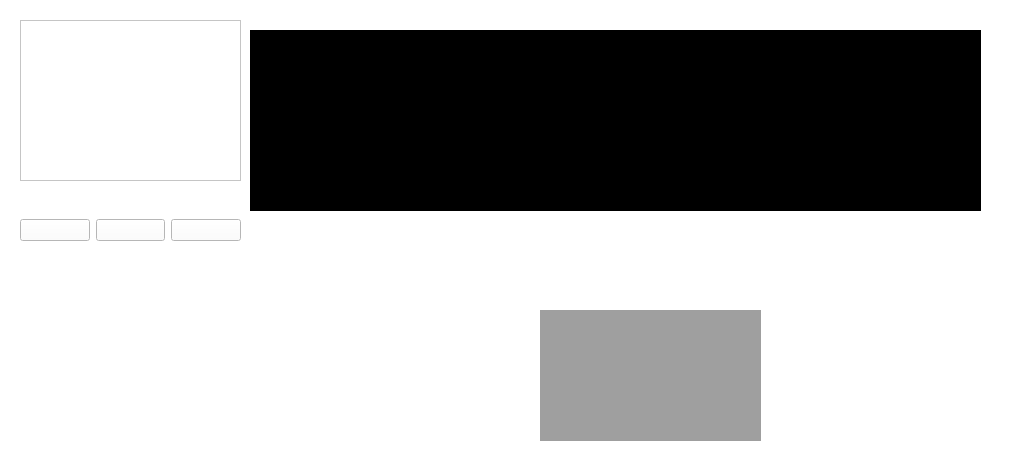
Before: the Qt Designer form GuiDesigner.ui in clenis08/parametrizacion-marchahumana, drawn with Qt 5.
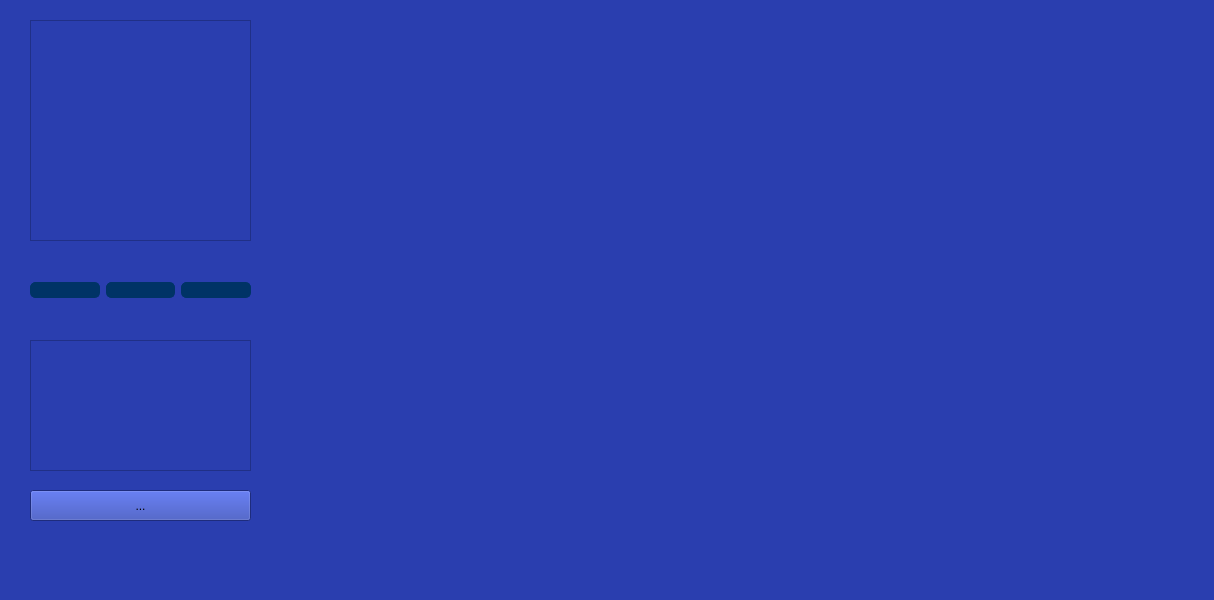
After: the same form once the commit is applied. Icons and pictures are not drawn. Custom widgets are drawn as their Qt base class.

The edit to the form file:
```diff
--- a/GuiDesigner.ui
+++ b/GuiDesigner.ui
@@ -6,49 +6,32 @@
    <rect>
     <x>0</x>
     <y>0</y>
-    <width>1016</width>
-    <height>463</height>
+    <width>1214</width>
+    <height>600</height>
    </rect>
   </property>
   <property name="windowTitle">
    <string>MainWindow</string>
   </property>
   <property name="styleSheet">
-   <string notr="true">background-color: rgb(85, 85, 255);
-background-color: rgb(255, 255, 255);</string>
+   <string notr="true">background-color: rgb(42, 62, 175);</string>
   </property>
   <widget class="QWidget" name="centralwidget">
-   <widget class="QGraphicsView" name="graphicsView">
-    <property name="geometry">
-     <rect>
-      <x>250</x>
-      <y>30</y>
-      <width>731</width>
-      <height>181</height>
-     </rect>
-    </property>
-    <property name="styleSheet">
-     <string notr="true">background-color: rgb(0, 0, 0);</string>
-    </property>
-   </widget>
    <widget class="QTextBrowser" name="textBrowser">
     <property name="geometry">
      <rect>
-      <x>20</x>
+      <x>30</x>
       <y>20</y>
       <width>221</width>
-      <height>161</height>
+      <height>221</height>
      </rect>
     </property>
-    <property name="styleSheet">
-     <string notr="true">background-color: rgb(255, 255, 255);</string>
-    </property>
    </widget>
    <widget class="QWidget" name="horizontalLayoutWidget">
     <property name="geometry">
      <rect>
-      <x>20</x>
-      <y>190</y>
+      <x>30</x>
+      <y>250</y>
       <width>221</width>
       <height>81</height>
      </rect>
@@ -57,7 +40,12 @@
      <item>
       <widget class="QPushButton" name="Import_Button">
        <property name="styleSheet">
-        <string notr="true">color: rgb(255, 255, 255);</string>
+        <string notr="true">border-style: solid;
+border-width: 1px;
+border-color: rgb(0, 51, 102);
+background-color: rgb(0, 51, 102);
+color: rgb(255, 255, 255);
+border-radius: 5px;</string>
        </property>
        <property name="text">
         <string/>
@@ -69,32 +57,45 @@
        <property name="iconSize">
         <size>
          <width>80</width>
-         <height>100</height>
+         <height>80</height>
+        </size>
+       </property>
+      </widget>
+     </item>
+     <item>
+      <widget class="QPushButton" name="Graph_Button">
+       <property name="styleSheet">
+        <string notr="true">border-style: solid;
+border-width: 1px;
+border-color: rgb(0, 51, 102);
+background-color: rgb(0, 51, 102);
+color: rgb(255, 255, 255);
+border-radius: 5px;</string>
+       </property>
+       <property name="text">
+        <string/>
+       </property>
+       <property name="icon">
+        <iconset>
+         <normaloff>Icons/icons8-cuenta-64.png</normaloff>Icons/icons8-cuenta-64.png</iconset>
+       </property>
+       <property name="iconSize">
+        <size>
+         <width>80</width>
+         <height>80</height>
         </size>
        </property>
       </widget>
      </item>
      <item>
       <widget class="QPushButton" name="pushButton">
-       <property name="text">
-        <string/>
-       </property>
-       <property name="icon">
-        <iconset>
-         <normaloff>Parametrizaci-nMarchaHumana/Icons/icons8-editar-propiedad-64.png</normaloff>Parametrizaci-nMarchaHumana/Icons/icons8-editar-propiedad-64.png</iconset>
-       </property>
-       <property name="iconSize">
-        <size>
-         <width>80</width>
-         <height>100</height>
-        </size>
-       </property>
-      </widget>
-     </item>
-     <item>
-      <widget class="QPushButton" name="Import_Button_2">
        <property name="styleSheet">
-        <string notr="true">background-color: rgb(255, 255, 255);</string>
+        <string notr="true">border-style: solid;
+border-width: 1px;
+border-color: rgb(0, 51, 102);
+background-color: rgb(0, 51, 102);
+color: rgb(255, 255, 255);
+border-radius: 5px;</string>
        </property>
        <property name="text">
         <string/>
@@ -106,26 +107,90 @@
        <property name="iconSize">
         <size>
          <width>80</width>
-         <height>100</height>
+         <height>80</height>
         </size>
        </property>
       </widget>
      </item>
     </layout>
    </widget>
-   <widget class="QMdiArea" name="mdiArea">
+   <widget class="QScrollArea" name="scrollArea">
     <property name="geometry">
      <rect>
-      <x>540</x>
-      <y>310</y>
+      <x>30</x>
+      <y>340</y>
       <width>221</width>
-      <height>151</height>
+      <height>131</height>
      </rect>
     </property>
+    <property name="widgetResizable">
+     <bool>true</bool>
+    </property>
+    <widget class="QWidget" name="scrollAreaWidgetContents">
+     <property name="geometry">
+      <rect>
+       <x>0</x>
+       <y>0</y>
+       <width>219</width>
+       <height>129</height>
+      </rect>
+     </property>
+    </widget>
    </widget>
+   <widget class="QToolButton" name="Key_Button">
+    <property name="geometry">
+     <rect>
+      <x>30</x>
+      <y>490</y>
+      <width>221</width>
+      <height>31</height>
+     </rect>
+    </property>
+    <property name="text">
+     <string>...</string>
+    </property>
+   </widget>
+   <widget class="MplWidget" name="MplWidget" native="true">
+    <property name="geometry">
+     <rect>
+      <x>270</x>
+      <y>20</y>
+      <width>931</width>
+      <height>221</height>
+     </rect>
+    </property>
+   </widget>
+   <widget class="MplWidget" name="MplWidget_2" native="true">
+    <property name="geometry">
+     <rect>
+      <x>270</x>
+      <y>260</y>
+      <width>931</width>
+      <height>221</height>
+     </rect>
+    </property>
+   </widget>
+  </widget>
+  <widget class="QMenuBar" name="menubar">
+   <property name="geometry">
+    <rect>
+     <x>0</x>
+     <y>0</y>
+     <width>1214</width>
+     <height>21</height>
+    </rect>
+   </property>
   </widget>
   <widget class="QStatusBar" name="statusbar"/>
  </widget>
+ <customwidgets>
+  <customwidget>
+   <class>MplWidget</class>
+   <extends>QWidget</extends>
+   <header>mplwidget.h</header>
+   <container>1</container>
+  </customwidget>
+ </customwidgets>
  <resources/>
  <connections/>
 </ui>
```
Left out of the diff: 4 changed lines with no effect on the pictures.
